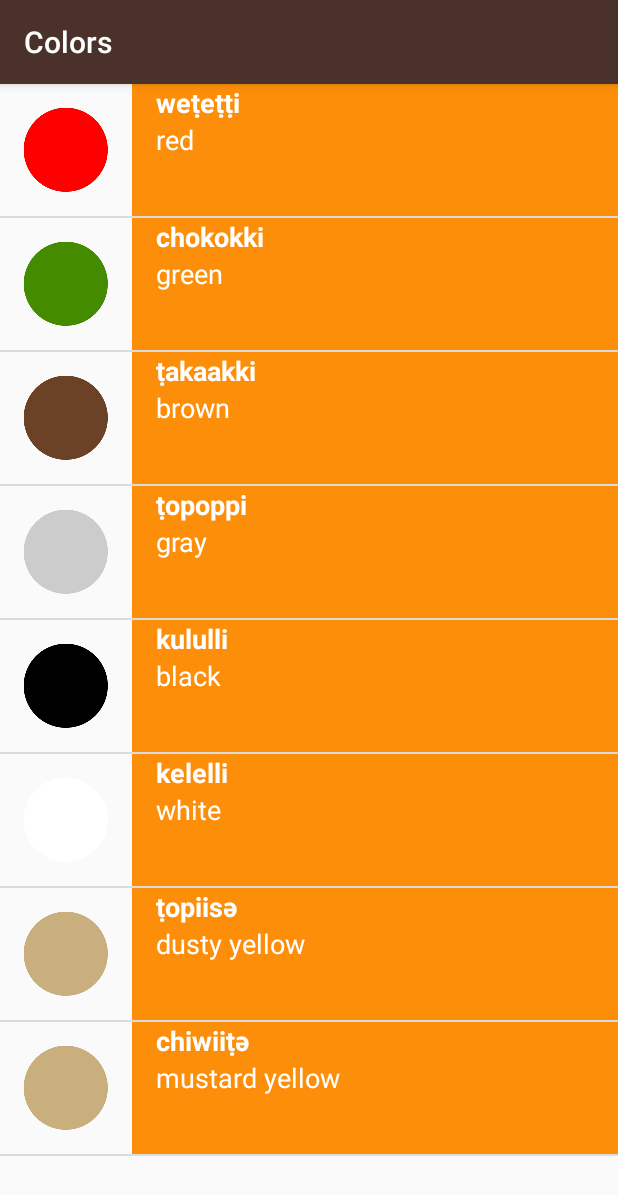
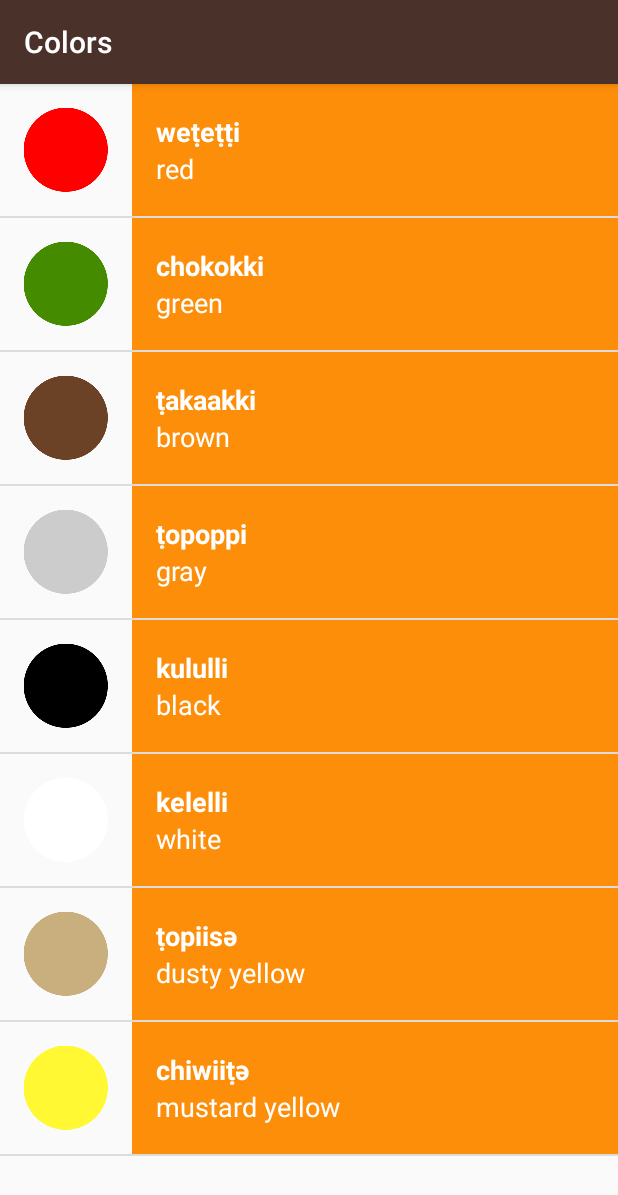
Before and after one commit to laramartin/android_udacity_course, an Android app: the ColorsActivity screen opened directly, with no data from a screen before it, on a phone screen of 412 x 824 dp. Shown: the top 1195 px of the screen. Run offline under Robolectric (Android 15) with nearby library versions, the phone set to English and light mode, and no system bars.

Commit message:
word list TextView gravity, fixed word color image

```diff
--- a/android_multi-screens/ud839_Miwok/app/src/main/java/com/example/android/miwok/ColorsActivity.java
+++ b/android_multi-screens/ud839_Miwok/app/src/main/java/com/example/android/miwok/ColorsActivity.java
@@ -21,7 +21,7 @@ public class ColorsActivity extends AppCompatActivity {
         words.add(new Word("black", "kululli", R.drawable.color_black));
         words.add(new Word("white", "kelelli", R.drawable.color_white));
         words.add(new Word("dusty yellow", "ṭopiisә", R.drawable.color_dusty_yellow));
-        words.add(new Word("mustard yellow", "chiwiiṭә", R.drawable.color_dusty_yellow));
+        words.add(new Word("mustard yellow", "chiwiiṭә", R.drawable.color_mustard_yellow));
 
         WordAdapter adapter = new WordAdapter(this, words);
 
--- a/android_multi-screens/ud839_Miwok/app/src/main/res/layout/list_item.xml
+++ b/android_multi-screens/ud839_Miwok/app/src/main/res/layout/list_item.xml
@@ -21,7 +21,9 @@
         <TextView
             android:id="@+id/miwok_translation"
             android:layout_width="match_parent"
-            android:layout_height="wrap_content"
+            android:layout_height="0dp"
+            android:layout_weight="1"
+            android:gravity="bottom"
             android:textStyle="bold"
             tools:text="lutti"
             style="@style/WordTranslations" />
@@ -29,7 +31,9 @@
         <TextView
             android:id="@+id/default_translation"
             android:layout_width="match_parent"
-            android:layout_height="wrap_content"
+            android:layout_height="0dp"
+            android:layout_weight="1"
+            android:gravity="top"
             tools:text="one"
             style="@style/WordTranslations" />
 
```
